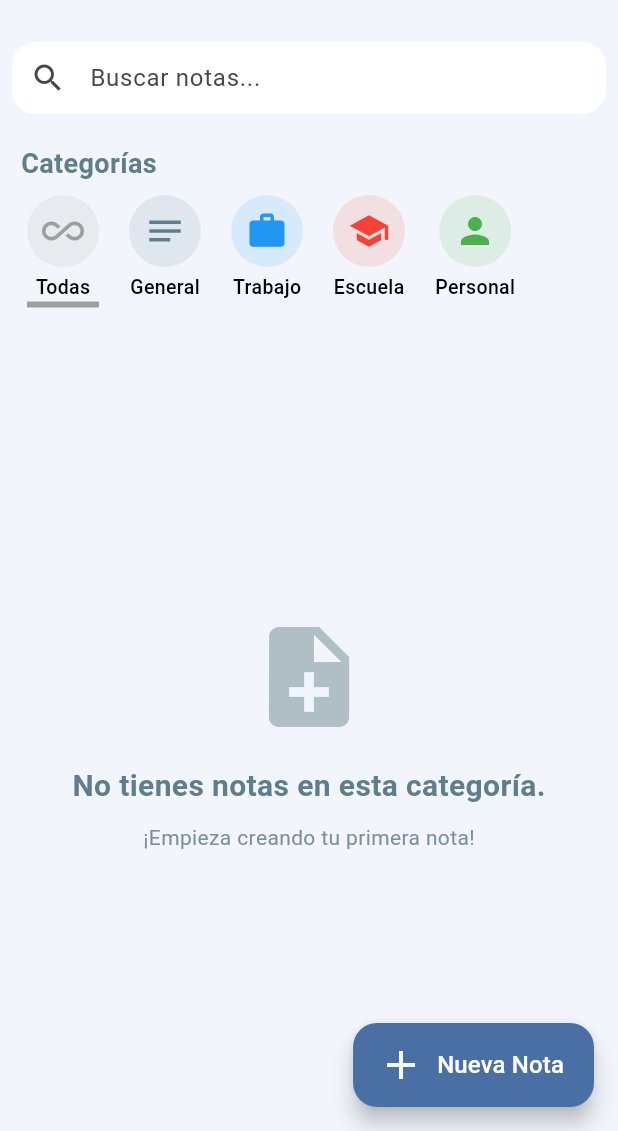
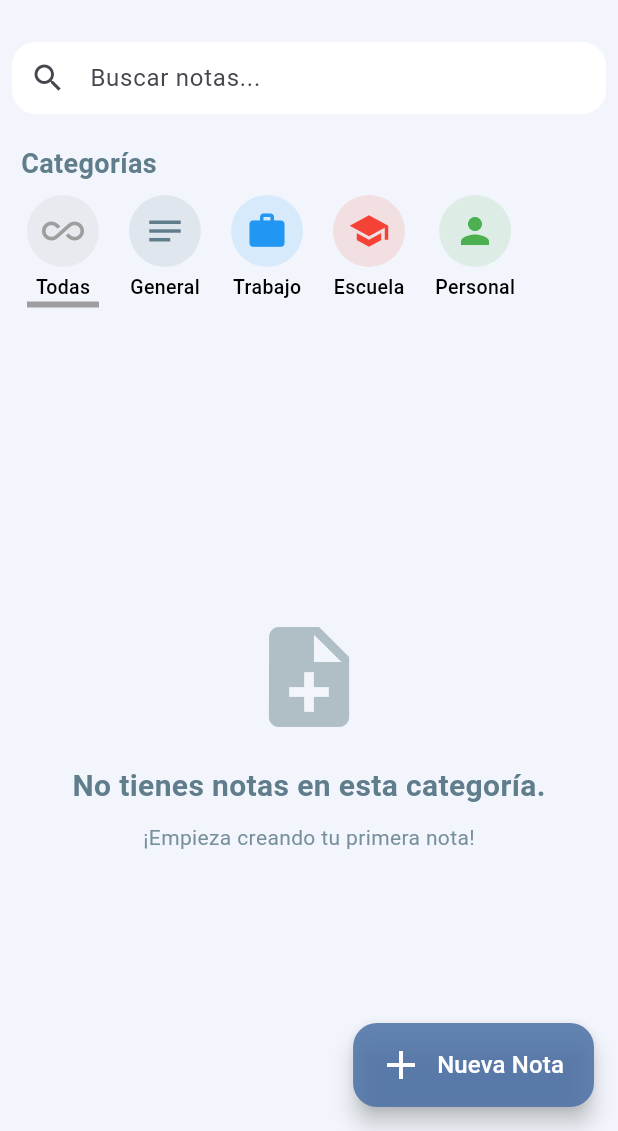
Before and after one commit to Marlon042/Notas-discretas1, a Flutter app: the HomeScreen screen opened by its route, on a phone screen of 412 x 824 dp, the part 105-1236 px from its top. Run offline on Flutter 3.47's test engine with Material 3 defaults, Android fonts, the phone set to English and light mode, and no system bars; our stand-ins replace bloc, cloud_firestore, equatable, firebase_auth, firebase_core, flutter_bloc; accounts and stored records are empty.

Commit message:
Update home_screen.dart

```diff
--- a/lib/features/notes/screens/home_screen.dart
+++ b/lib/features/notes/screens/home_screen.dart
@@ -115,7 +115,9 @@ class _HomeScreenState extends State<HomeScreen> {
       ),
       backgroundColor: const Color(0xFFF2F6FC),
       floatingActionButton: FloatingActionButton.extended(
-        backgroundColor: const Color(0xFF4A6FA5),
+        backgroundColor: const Color(
+          0xFF4A6FA5,
+        ).withAlpha((0.85 * 255).toInt()),
         icon: const Icon(Icons.add, color: Colors.white, size: 32),
         label: const Text(
           'Nueva Nota',
```
